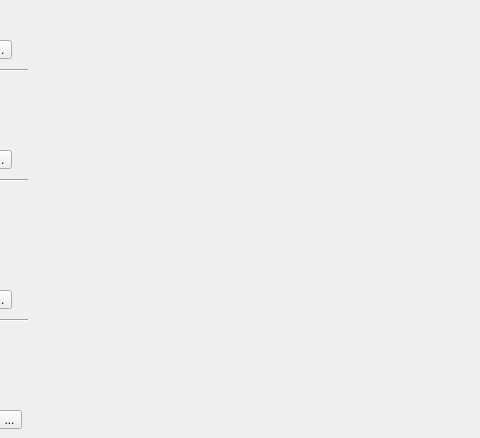
Old version of the form ventanaprincipal.ui in the repository DavidCrgh/Tarea_Programa_Estructuras_1; both pictures show x 233 to 713 and y 0 to 438 of the 1324 by 438 pixel window.
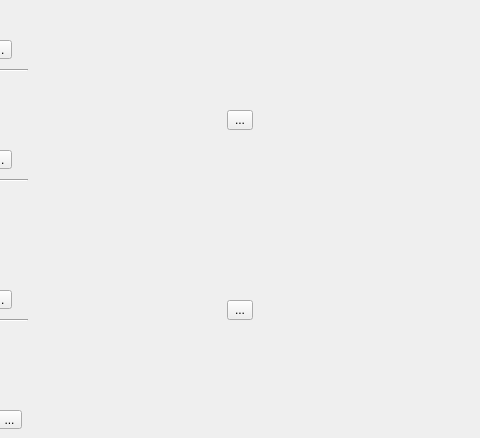
New version of the form. Icons and pictures are not drawn.

```diff
--- a/ventanaprincipal.ui
+++ b/ventanaprincipal.ui
@@ -1150,6 +1150,32 @@
      <bool>true</bool>
     </property>
    </widget>
+   <widget class="QToolButton" name="botonBandaMasa">
+    <property name="geometry">
+     <rect>
+      <x>460</x>
+      <y>110</y>
+      <width>26</width>
+      <height>20</height>
+     </rect>
+    </property>
+    <property name="text">
+     <string>...</string>
+    </property>
+   </widget>
+   <widget class="QToolButton" name="botonBandaChocolate">
+    <property name="geometry">
+     <rect>
+      <x>460</x>
+      <y>300</y>
+      <width>26</width>
+      <height>20</height>
+     </rect>
+    </property>
+    <property name="text">
+     <string>...</string>
+    </property>
+   </widget>
   </widget>
  </widget>
  <layoutdefault spacing="6" margin="11"/>
```
